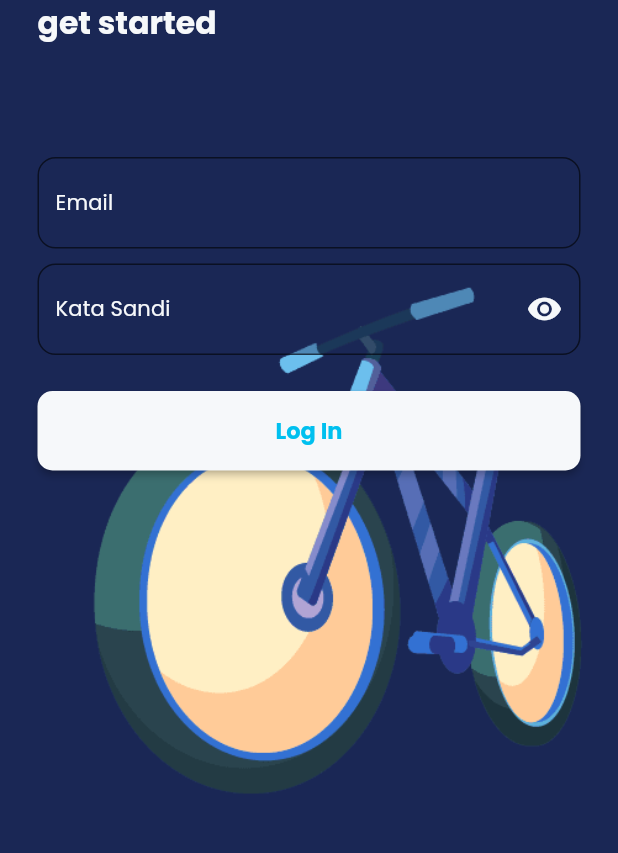
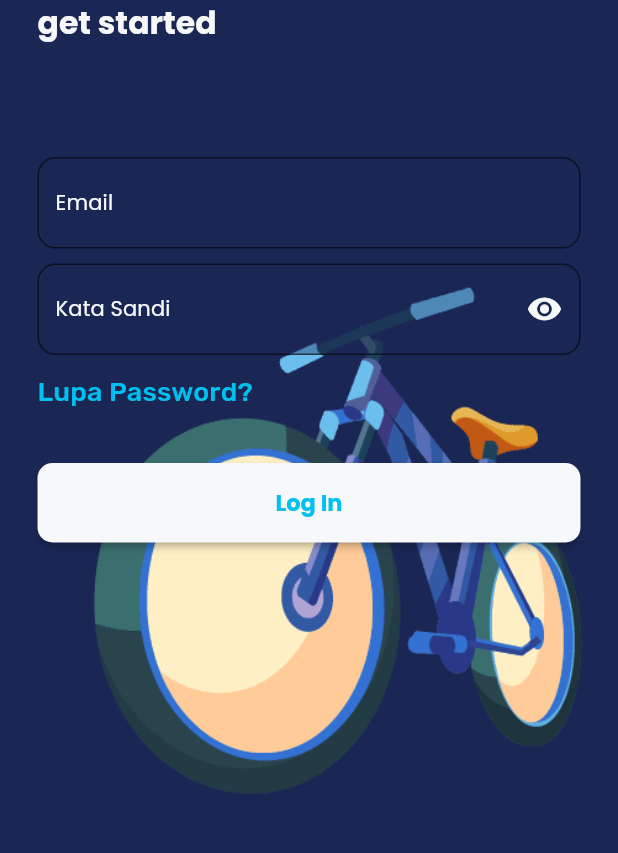
Before and after one commit to fionayovita/UniBike_v2, a Flutter app: the screen it shows after launch, on a phone screen of 412 x 824 dp, the part 131-984 px from its top. Run offline on Flutter 3.47's test engine with Material 2 defaults, Android fonts, the phone set to English and light mode, and no system bars; our stand-ins replace cloud_firestore, connectivity_plus, curved_navigation_bar, firebase_auth, firebase_core, firebase_storage and 4 more; accounts and stored records are empty.

```diff
--- a/lib/ui/list_bike_page.dart
+++ b/lib/ui/list_bike_page.dart
@@ -244,7 +244,8 @@ class _ListBikePageState extends State<ListBikePage> {
                         width: 250,
                         height: 250,
                       ),
-                      Text("Terjadi error, silahkan muat ulang halaman.",
+                      Text(
+                          "Terjadi error, silahkan muat ulang halaman dan cek koneksi anda..",
                           style: Theme.of(context).textTheme.headline5)
                     ],
                   ),
@@ -261,7 +262,7 @@ class _ListBikePageState extends State<ListBikePage> {
                       height: 250,
                     ),
                     Text(
-                      'Tidak ada koneksi, silahkan muat ulang halaman.',
+                      'Tidak ada koneksi, silahkan muat ulang halaman dan cek koneksi anda.',
                       style: Theme.of(context).textTheme.headline5,
                       textAlign: TextAlign.center,
                     )
--- a/lib/ui/login_page.dart
+++ b/lib/ui/login_page.dart
@@ -141,10 +141,19 @@ class _LoginPageState extends State<LoginPage> {
                     hintStyle: Theme.of(context).textTheme.subtitle2,
                   ),
                 ),
-                SizedBox(height: 24.0),
               ],
             ),
           ),
+          TextButton(
+              style: TextButton.styleFrom(
+                  padding: EdgeInsets.all(0),
+                  foregroundColor: lightBlue,
+                  textStyle: Theme.of(context).textTheme.headline6),
+              child: Text(
+                'Lupa Password?',
+              ),
+              onPressed: () {}),
+          SizedBox(height: 24.0),
           Align(
             alignment: Alignment.bottomCenter,
             child: Column(
--- a/lib/ui/main_page.dart
+++ b/lib/ui/main_page.dart
@@ -341,7 +341,7 @@ class _MainPageState extends State<MainPage> {
                     height: 250,
                   ),
                   Text(
-                    "Terjadi error. Silahkan muat ulang halaman.",
+                    "Terjadi error. Silahkan muat ulang halaman dan cek koneksi anda.",
                     style: Theme.of(context).textTheme.headline5,
                     textAlign: TextAlign.center,
                   ),
@@ -362,7 +362,7 @@ class _MainPageState extends State<MainPage> {
                   height: 250,
                 ),
                 Text(
-                  "Tidak ada koneksi. Silahkan muat ulang halaman.",
+                  "Tidak ada koneksi. Silahkan muat ulang halaman dan cek koneksi anda.",
                   style: Theme.of(context).textTheme.headline5,
                   textAlign: TextAlign.center,
                 ),
```
Also changed, not shown: 6 other files.
